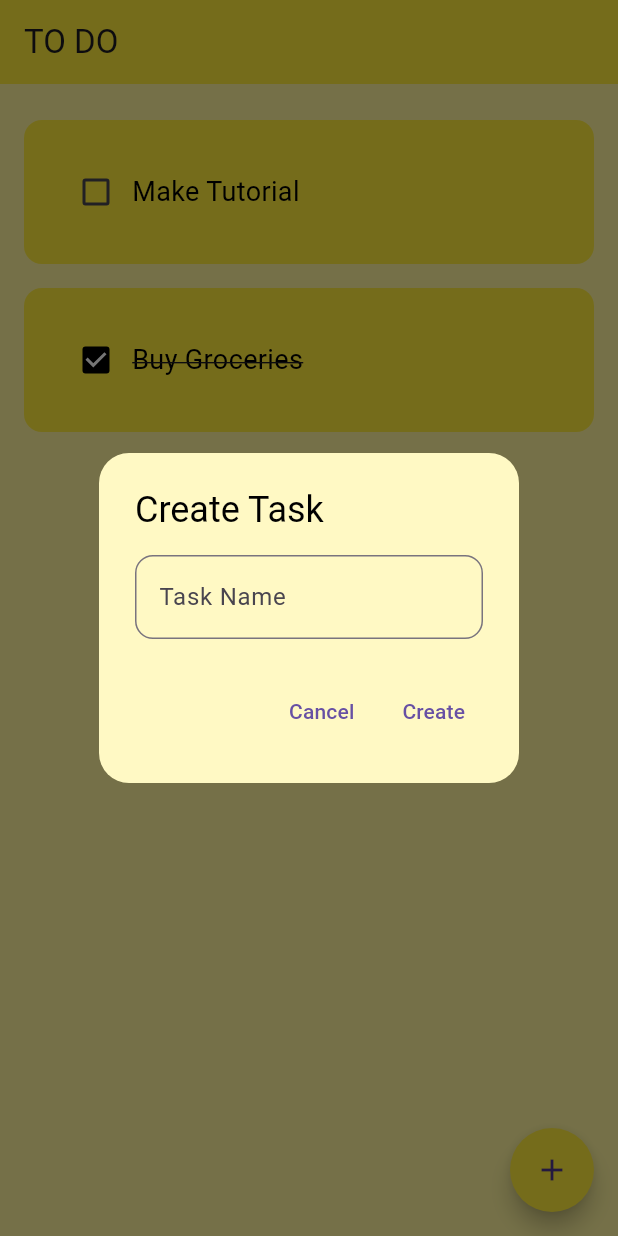
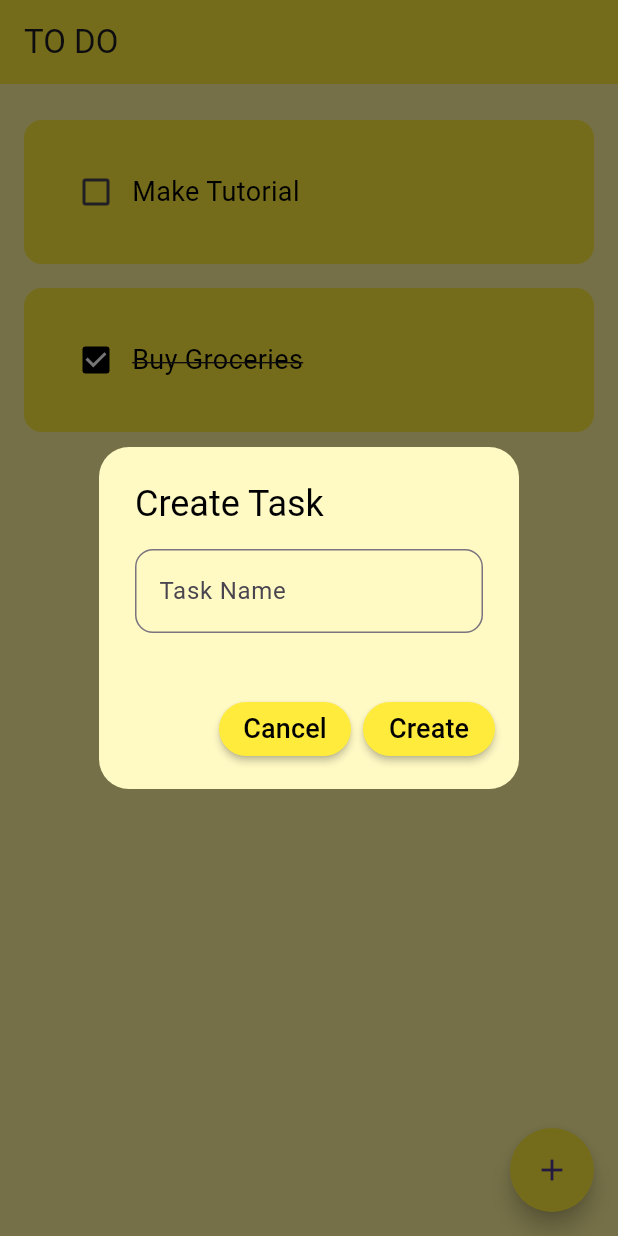
Before and after one commit to herdeybayor/flutter_todo_app, a Flutter app: the screen it shows after launch, after a tap on the "add" icon, on a phone screen of 412 x 824 dp. Run offline on Flutter 3.47's test engine with Material 3 defaults, Android fonts, the phone set to English and light mode, and no system bars.

Commit message:
Refactor CreateTaskDialog to use custom Button component for cancel and create actions

```diff
--- /dev/null
+++ b/lib/components/button.dart
@@ -0,0 +1,25 @@
+import 'package:flutter/material.dart';
+
+class Button extends StatelessWidget {
+  final String text;
+  final VoidCallback onPressed;
+  const Button({super.key, required this.text, required this.onPressed});
+
+  @override
+  Widget build(BuildContext context) {
+    return MaterialButton(
+      onPressed: onPressed,
+      color: Colors.yellow,
+      shape: RoundedRectangleBorder(
+        borderRadius: BorderRadius.circular(50.0),
+      ),
+      child: Text(
+        text,
+        style: const TextStyle(
+          color: Colors.black,
+          fontSize: 18,
+        ),
+      ),
+    );
+  }
+}
--- a/lib/components/create_task_dialog.dart
+++ b/lib/components/create_task_dialog.dart
@@ -1,4 +1,5 @@
 import 'package:flutter/material.dart';
+import 'package:todo_app/components/button.dart';
 
 class CreateTaskDialog extends StatelessWidget {
   final TextEditingController controller = TextEditingController();
@@ -19,18 +20,19 @@ class CreateTaskDialog extends StatelessWidget {
           ),
         ),
       ),
+      actionsPadding: const EdgeInsets.all(16),
       actions: [
-        TextButton(
+        Button(
+          text: "Cancel",
           onPressed: () {
             Navigator.of(context).pop();
           },
-          child: const Text("Cancel"),
         ),
-        TextButton(
+        Button(
+          text: "Create",
           onPressed: () {
             onSubmitted(controller.text);
           },
-          child: const Text("Create"),
         ),
       ],
     );
```
